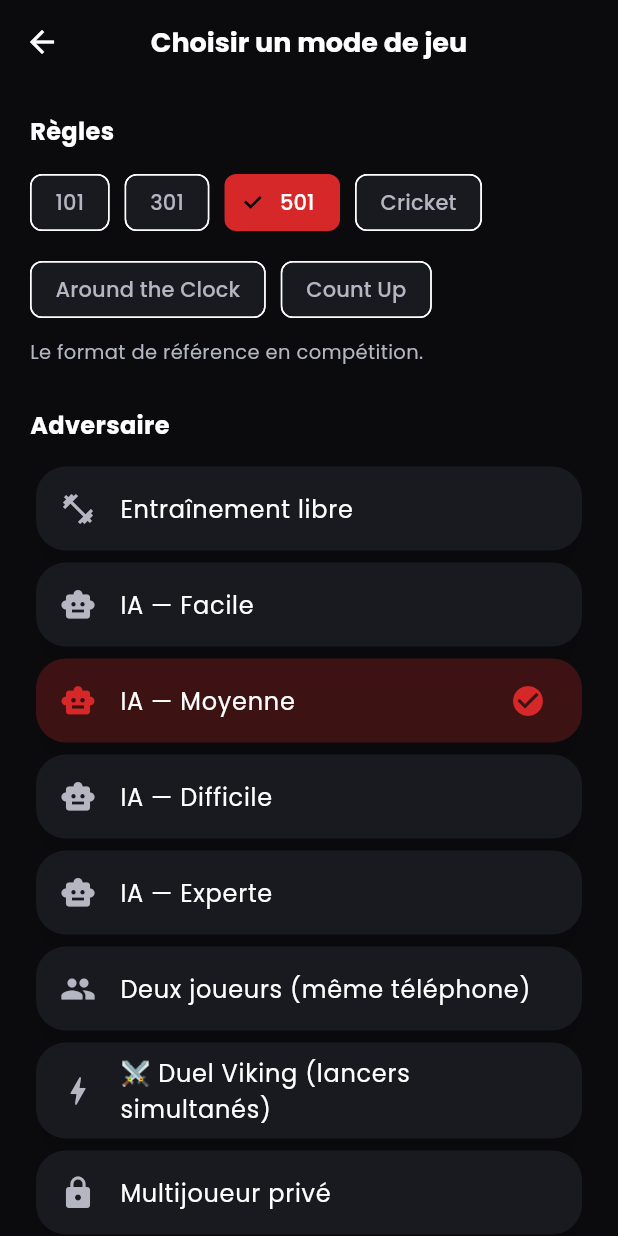
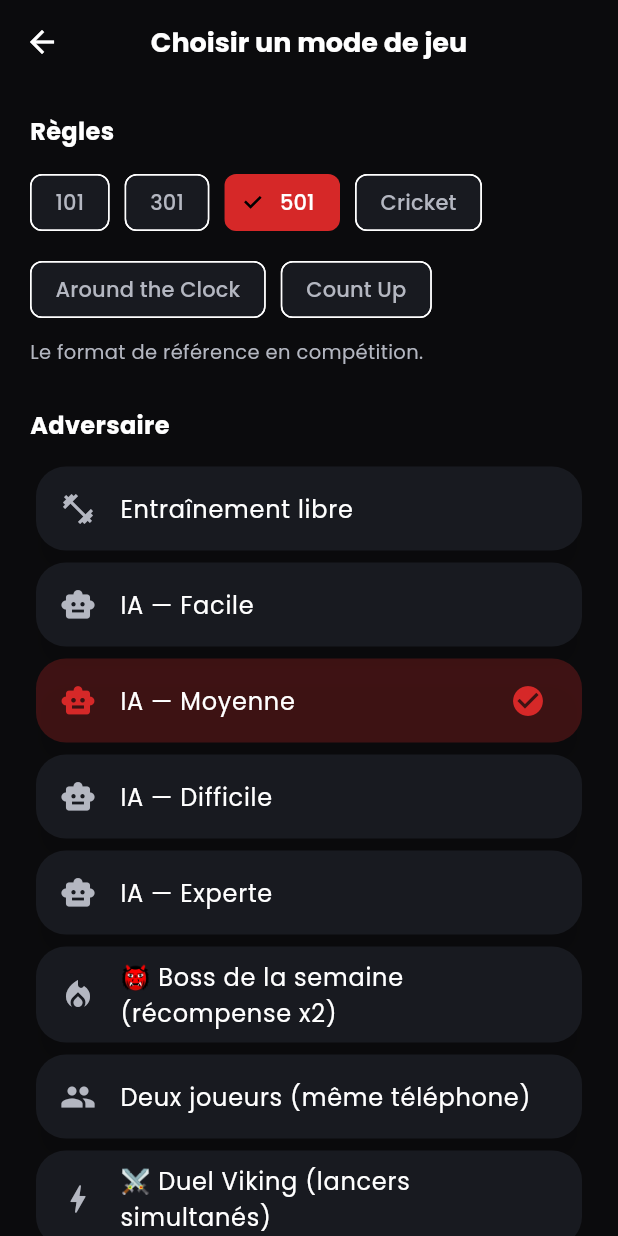
Before and after one commit to mamadousaidoub125-star/dart_master, a Flutter app: the GameModeSelectionScreen screen opened directly with empty values, on a phone screen of 412 x 824 dp. Run offline on Flutter 3.47's test engine with Material 3 defaults, Android fonts, the phone set to English and light mode, and no system bars; our stand-ins replace cloud_firestore, firebase_auth, google_fonts, google_mobile_ads, google_sign_in, in_app_purchase and 2 more; missing offline and left inert: flame_audio; accounts and stored records are empty.

Commit message:
Add files via upload

```diff
--- a/lib/features/game_modes/presentation/screens/game_mode_selection_screen.dart
+++ b/lib/features/game_modes/presentation/screens/game_mode_selection_screen.dart
@@ -8,7 +8,7 @@ import '../../../game/domain/services/game_rules_factory.dart';
 /// et le type d'adversaire (entraînement, IA à 4 niveaux, local 2 joueurs,
 /// multijoueur, tournoi, défi quotidien). Les deux choix combinés
 /// déterminent la configuration exacte transmise à [GameScreen].
-enum OpponentType { training, aiEasy, aiMedium, aiHard, aiExpert, localTwoPlayer, vikingDuel, onlinePrivate, onlinePublic, tournament, dailyChallenge }
+enum OpponentType { training, aiEasy, aiMedium, aiHard, aiExpert, weeklyBoss, localTwoPlayer, vikingDuel, onlinePrivate, onlinePublic, tournament, dailyChallenge }
 
 class GameModeSelectionScreen extends StatefulWidget {
   final void Function(GameVariant variant, OpponentType opponent) onModeConfirmed;
@@ -74,6 +74,7 @@ class _GameModeSelectionScreenState extends State<GameModeSelectionScreen> {
       (OpponentType.aiMedium, 'IA — Moyenne', Icons.smart_toy),
       (OpponentType.aiHard, 'IA — Difficile', Icons.smart_toy),
       (OpponentType.aiExpert, 'IA — Experte', Icons.smart_toy),
+      (OpponentType.weeklyBoss, '👹 Boss de la semaine (récompense x2)', Icons.local_fire_department),
       (OpponentType.localTwoPlayer, 'Deux joueurs (même téléphone)', Icons.people),
       (OpponentType.vikingDuel, '⚔️ Duel Viking (lancers simultanés)', Icons.bolt),
       (OpponentType.onlinePrivate, 'Multijoueur privé', Icons.lock),
```
